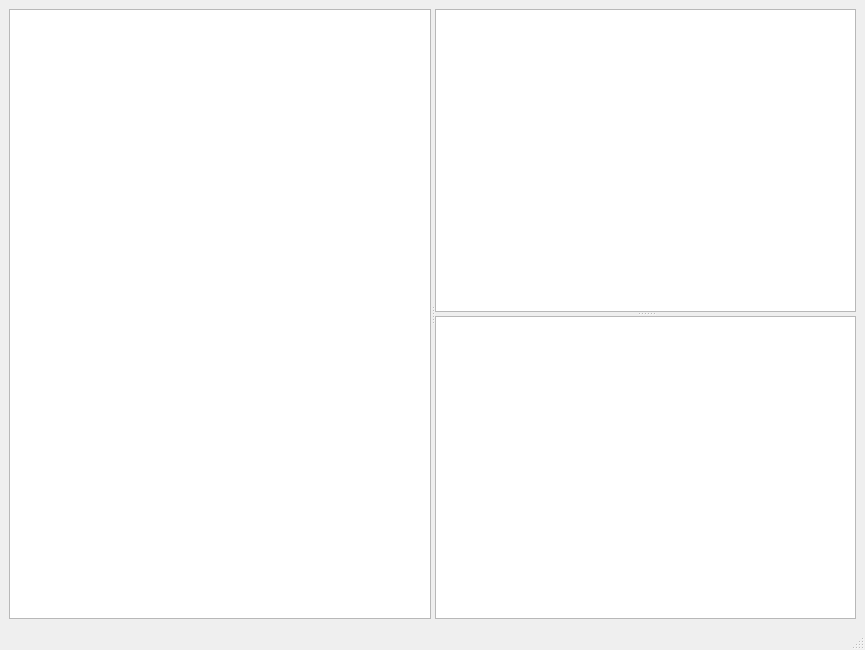
This is src/mainwindow.ui in hatstand/O-sRSSly as Qt 5 draws it before an edit. The edited form follows.
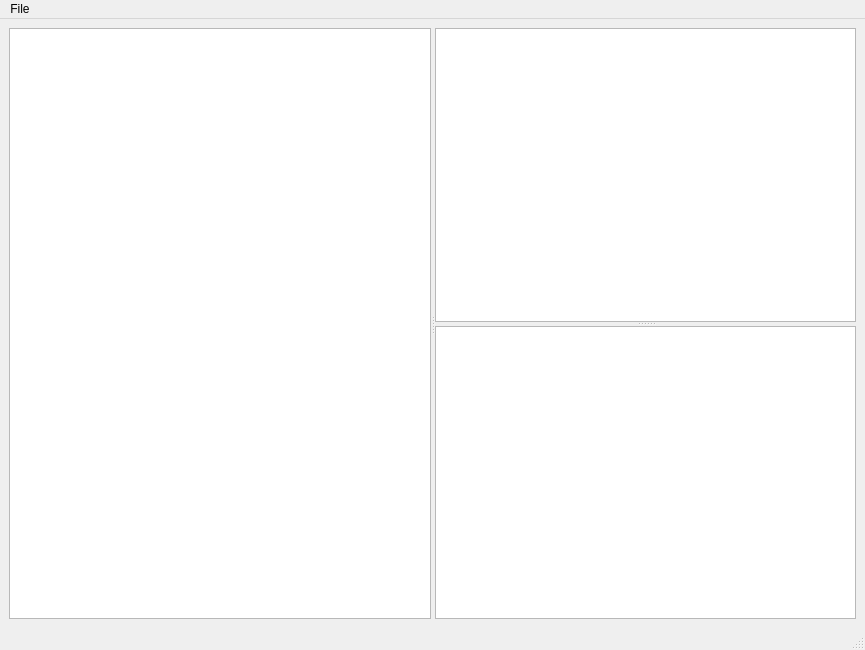
This is the edited form. Custom widgets are drawn as their Qt base class.

Commit message: configure dialog

```diff
--- a/src/mainwindow.ui
+++ b/src/mainwindow.ui
@@ -64,6 +64,14 @@
      <height>28</height>
     </rect>
    </property>
+   <widget class="QMenu" name="menuFile" >
+    <property name="title" >
+     <string>File</string>
+    </property>
+    <addaction name="actionSettings" />
+    <addaction name="actionQuit" />
+   </widget>
+   <addaction name="menuFile" />
   </widget>
   <widget class="QStatusBar" name="statusbar" >
    <property name="geometry" >
```
Left out of the diff: 10 changed lines with no effect on the pictures. The commit also changes 6 other files.
